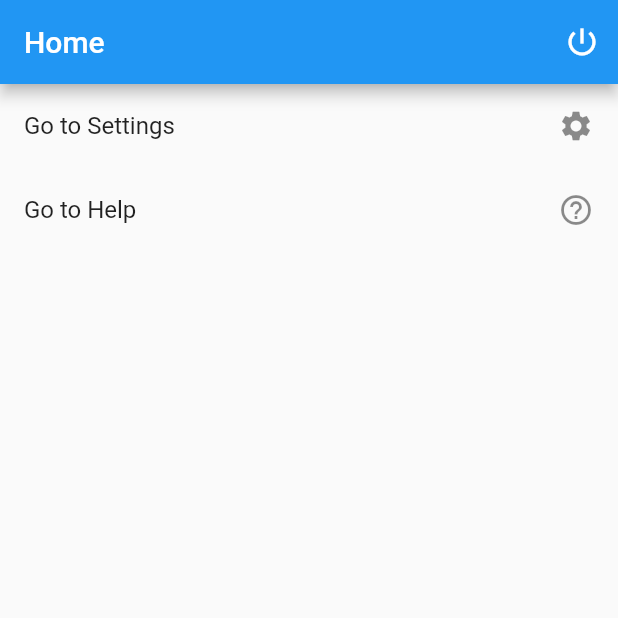
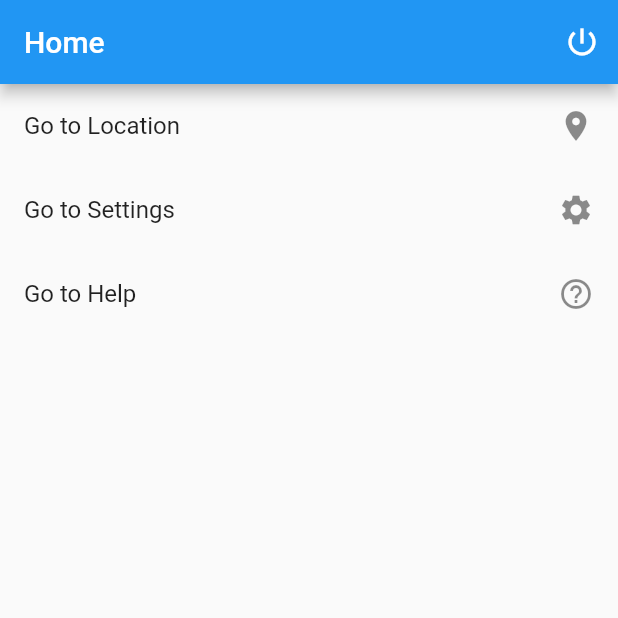
Before and after one commit to jiju-jacob/sessiontimeout, a Flutter app: the HomeScreen screen opened directly, on a phone screen of 412 x 824 dp, the top half of it. Run offline on Flutter 3.47's test engine with Material 2 defaults, Android fonts, the phone set to English and light mode, and no system bars.

Commit message:
setting up of geolocator , native additions

```diff
--- a/lib/globals.dart
+++ b/lib/globals.dart
@@ -4,6 +4,6 @@ import 'package:flutter/material.dart';
 
 class Globals {
   static Timer? timer;
-  static const int timeoutDuration = 10;
+  static const int timeoutDuration = 10000;
   static GlobalKey<NavigatorState> navigatorKey = GlobalKey<NavigatorState>();
 }
--- a/lib/screens/home_screen.dart
+++ b/lib/screens/home_screen.dart
@@ -1,5 +1,6 @@
 import 'package:flutter/material.dart';
 import 'package:sessiontimeout/screens/help_screen.dart';
+import 'package:sessiontimeout/screens/location_screen.dart';
 import 'package:sessiontimeout/screens/login_screen.dart';
 import 'package:sessiontimeout/screens/settings_screen.dart';
 import 'package:sessiontimeout/session_timer.dart';
@@ -33,6 +34,15 @@ class _HomeScreenState extends State<HomeScreen> {
           ListTile(
             onTap: () {
               Navigator.of(context).push(MaterialPageRoute(
+                builder: (context) => const LocationScreen(),
+              ));
+            },
+            title: const Text("Go to Location"),
+            trailing: const Icon(Icons.location_on),
+          ),
+          ListTile(
+            onTap: () {
+              Navigator.of(context).push(MaterialPageRoute(
                 builder: (context) => const SettingsScreen(),
               ));
             },
--- a/pubspec.yaml
+++ b/pubspec.yaml
@@ -36,6 +36,7 @@ dependencies:
   # The following adds the Cupertino Icons font to your application.
   # Use with the CupertinoIcons class for iOS style icons.
   cupertino_icons: ^1.0.2
+  geolocator: ^9.0.2
 
 dev_dependencies:
   flutter_test:
```
Also changed, not shown: lib/screens/location_screen.dart (added, +36 -0 lines), pubspec.lock, 12 other files.
